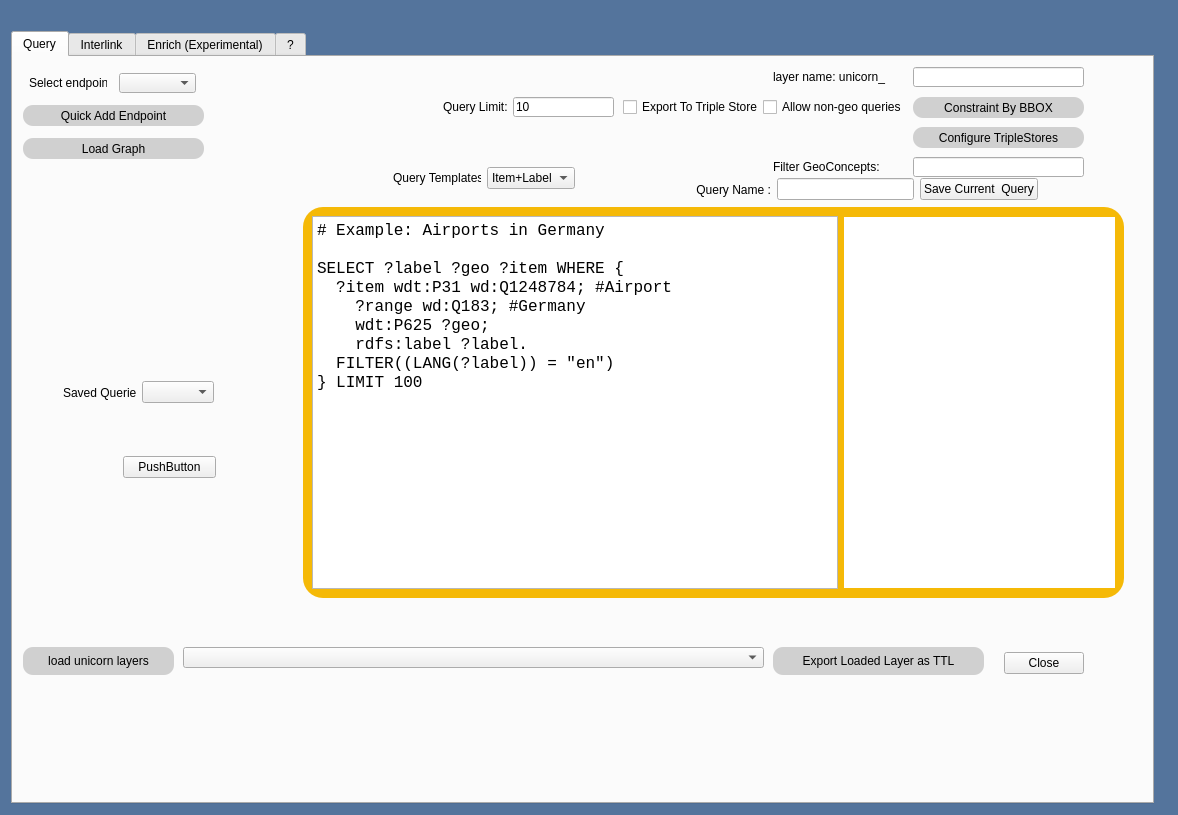
Old version of the form sparql_unicorn_dialog_base.ui in the repository Cprudhomme/SpaLOD_qgis_plugin.
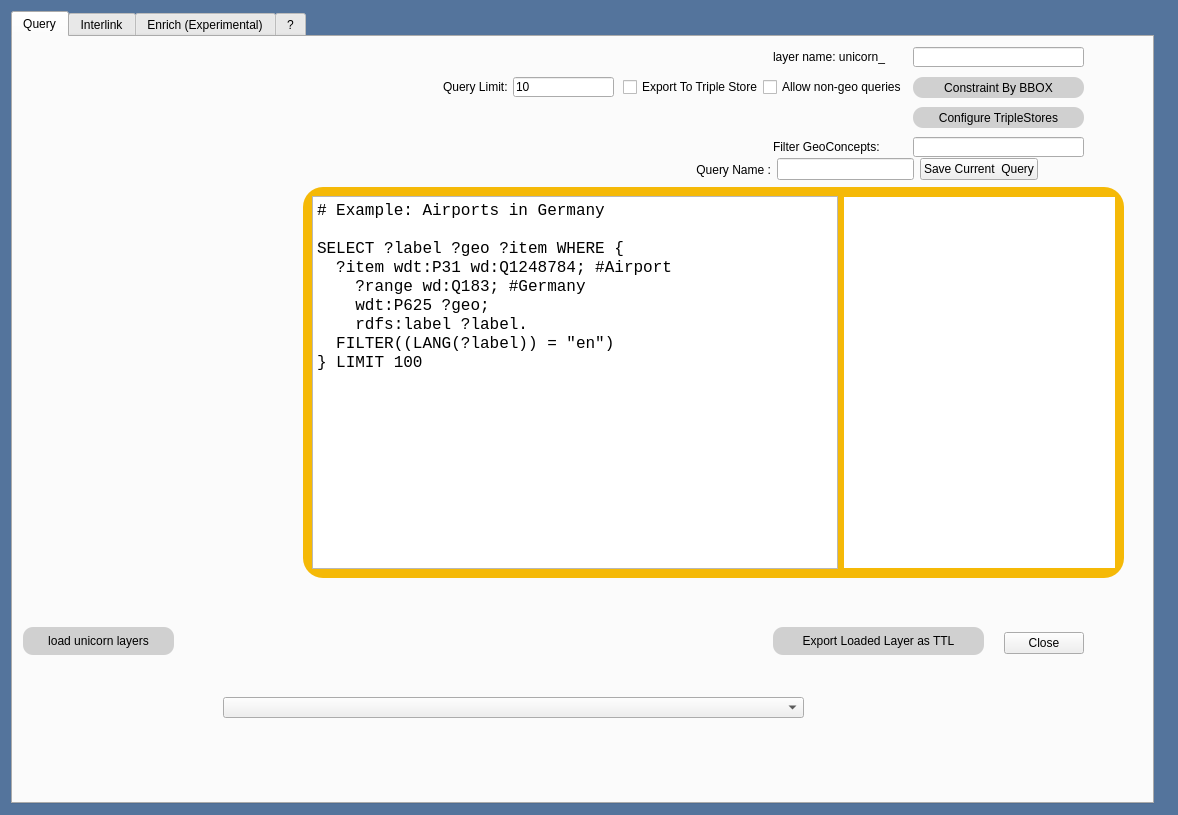
New version of the form.

Patch:
```diff
--- a/sparql_unicorn_dialog_base.ui
+++ b/sparql_unicorn_dialog_base.ui
@@ -26,7 +26,7 @@
      </property>
     </widget>
    </item>
-   <item row="3" column="0">
+   <item row="2" column="0">
     <widget class="QTabWidget" name="tabWidget">
      <property name="currentIndex">
       <number>0</number>
@@ -81,8 +81,8 @@
       <widget class="QComboBox" name="loadedLayers">
        <property name="geometry">
         <rect>
-         <x>170</x>
-         <y>590</y>
+         <x>210</x>
+         <y>660</y>
          <width>581</width>
          <height>21</height>
         </rect>
@@ -317,39 +317,6 @@
         </item>
        </layout>
       </widget>
-      <widget class="QWidget" name="layoutWidget_2">
-       <property name="geometry">
-        <rect>
-         <x>380</x>
-         <y>110</y>
-         <width>182</width>
-         <height>22</height>
-        </rect>
-       </property>
-       <layout class="QHBoxLayout" name="horizontalLayout_7">
-        <item>
-         <widget class="QLabel" name="label_14">
-          <property name="text">
-           <string>Query Templates:</string>
-          </property>
-         </widget>
-        </item>
-        <item>
-         <widget class="QComboBox" name="queryTemplates_2">
-          <item>
-           <property name="text">
-            <string>Item+Label</string>
-           </property>
-          </item>
-          <item>
-           <property name="text">
-            <string>All Attributes</string>
-           </property>
-          </item>
-         </widget>
-        </item>
-       </layout>
-      </widget>
       <widget class="QWidget" name="layoutWidget_4">
        <property name="geometry">
         <rect>
@@ -379,124 +346,6 @@
         </item>
        </layout>
       </widget>
-      <widget class="QWidget" name="widget" native="true">
-       <property name="geometry">
-        <rect>
-         <x>10</x>
-         <y>10</y>
-         <width>181</width>
-         <height>101</height>
-        </rect>
-       </property>
-       <layout class="QVBoxLayout" name="verticalLayout_2">
-        <item>
-         <layout class="QHBoxLayout" name="horizontalLayout_6">
-          <item>
-           <widget class="QLabel" name="label_3">
-            <property name="maximumSize">
-             <size>
-              <width>78</width>
-              <height>20</height>
-             </size>
-            </property>
-            <property name="text">
-             <string>Select endpoint:</string>
-            </property>
-           </widget>
-          </item>
-          <item>
-           <widget class="QComboBox" name="comboBox_2">
-            <property name="minimumSize">
-             <size>
-              <width>77</width>
-              <height>20</height>
-             </size>
-            </property>
-            <property name="maximumSize">
-             <size>
-              <width>77</width>
-              <height>20</height>
-             </size>
-            </property>
-           </widget>
-          </item>
-         </layout>
-        </item>
-        <item>
-         <widget class="QPushButton" name="quickAddTripleStore">
-          <property name="minimumSize">
-           <size>
-            <width>131</width>
-            <height>21</height>
-           </size>
-          </property>
-          <property name="cursor">
-           <cursorShape>PointingHandCursor</cursorShape>
-          </property>
-          <property name="styleSheet">
-           <string notr="true">border-radius:10px;
-background-color:rgb(208, 208, 208)</string>
-          </property>
-          <property name="text">
-           <string>Quick Add Endpoint</string>
-          </property>
-         </widget>
-        </item>
-        <item>
-         <widget class="QPushButton" name="loadFileButton">
-          <property name="minimumSize">
-           <size>
-            <width>111</width>
-            <height>21</height>
-           </size>
-          </property>
-          <property name="cursor">
-           <cursorShape>PointingHandCursor</cursorShape>
-          </property>
-          <property name="styleSheet">
-           <string notr="true">border-radius:10px;
-selection-background-color: rgb(197, 250, 255);
-background-color:rgb(208, 208, 208)</string>
-          </property>
-          <property name="text">
-           <string>Load Graph</string>
-          </property>
-         </widget>
-        </item>
-       </layout>
-      </widget>
-      <widget class="QWidget" name="widget_2" native="true">
-       <property name="geometry">
-        <rect>
-         <x>40</x>
-         <y>170</y>
-         <width>171</width>
-         <height>201</height>
-        </rect>
-       </property>
-       <widget class="QWidget" name="layoutWidget_3">
-        <property name="geometry">
-         <rect>
-          <x>10</x>
-          <y>150</y>
-          <width>151</width>
-          <height>31</height>
-         </rect>
-        </property>
-        <layout class="QHBoxLayout" name="horizontalLayout_8">
-         <item>
-          <widget class="QLabel" name="savedQueryLabel_2">
-           <property name="text">
-            <string>Saved Queries:</string>
-           </property>
-          </widget>
-         </item>
-         <item>
-          <widget class="QComboBox" name="savedQueries_2"/>
-         </item>
-        </layout>
-       </widget>
-      </widget>
       <widget class="QWidget" name="widget_3" native="true">
        <property name="geometry">
         <rect>
@@ -506,15 +355,7 @@
          <height>41</height>
         </rect>
        </property>
-       <layout class="QVBoxLayout" name="verticalLayout_3">
-        <item>
-         <widget class="QPushButton" name="pushButton">
-          <property name="text">
-           <string>PushButton</string>
-          </property>
-         </widget>
-        </item>
-       </layout>
+       <layout class="QVBoxLayout" name="verticalLayout_3"/>
       </widget>
      </widget>
      <widget class="QWidget" name="tab_2">
```
